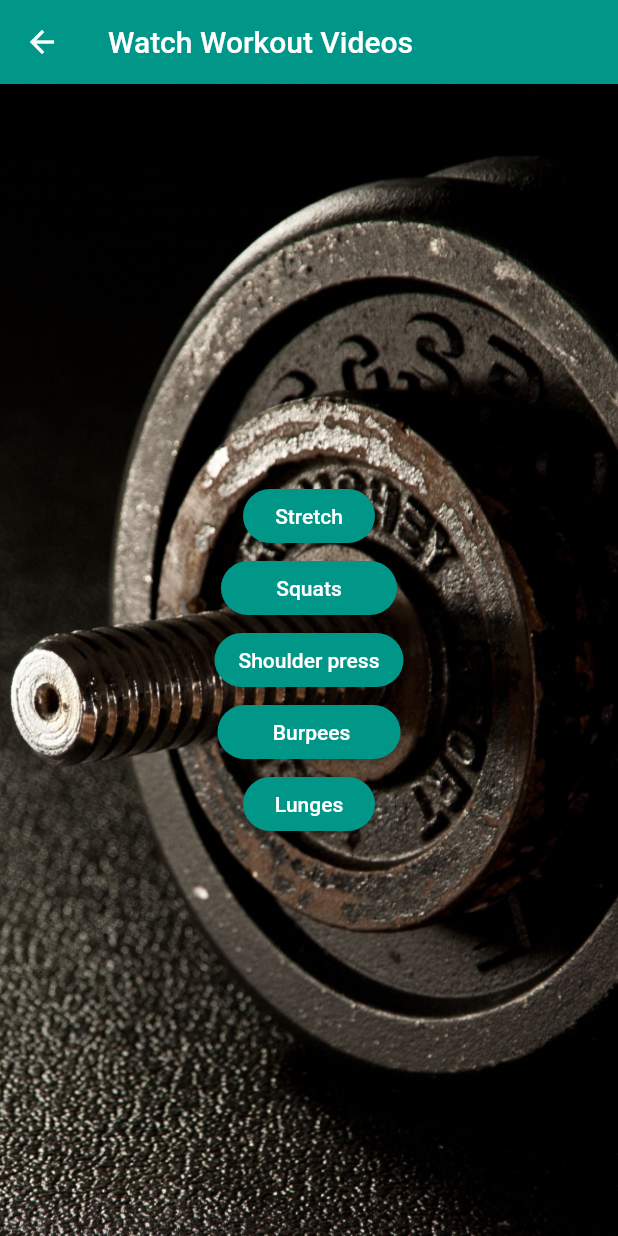
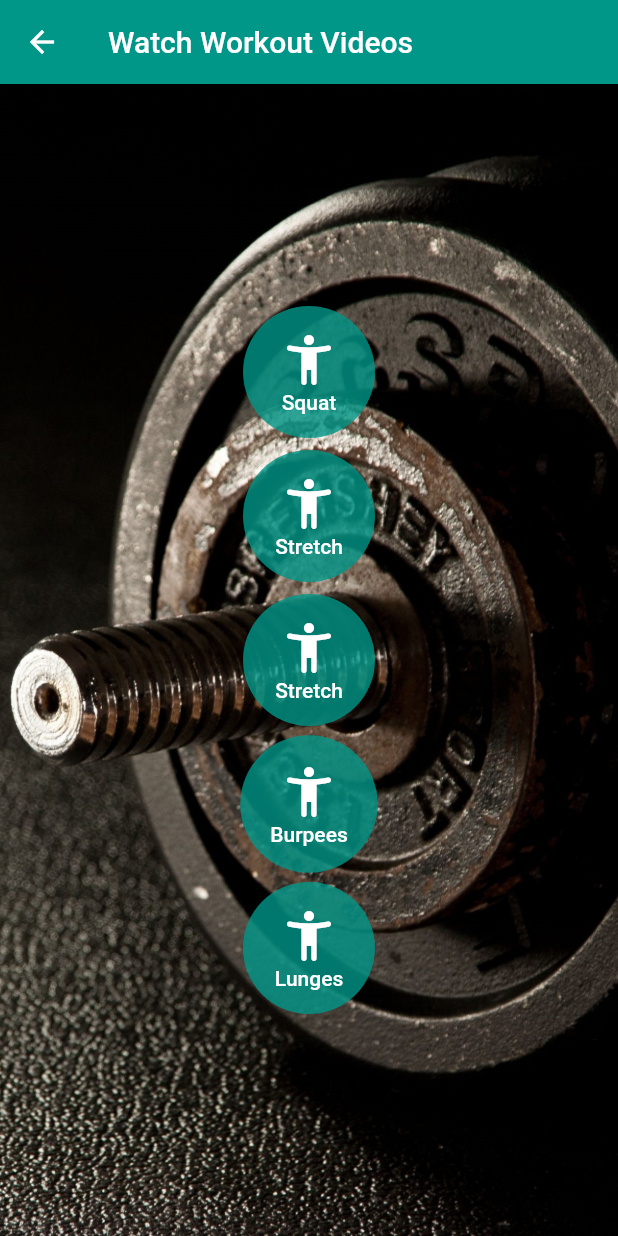
Before and after one commit to Ishan579/SDGP--Relax-Natives, a Flutter app: the VideoHomePage screen opened directly, on a phone screen of 412 x 824 dp. Run offline on Flutter 3.47's test engine with Material 2 defaults, Android fonts, the light colour scheme and no system bars; our stand-ins replace camera, image_picker, sqflite, youtube_player_flutter; missing offline and left inert: tflite; accounts and stored records are empty.

Commit message:
Updated video home page

```diff
--- a/FrontEnd/Flutter_posEs/lib/pages/login/login_page.dart
+++ b/FrontEnd/Flutter_posEs/lib/pages/login/login_page.dart
@@ -96,7 +96,7 @@ class _LoginPageState extends State<LoginPage> implements LoginPageContract {
       style: ButtonStyle(
         padding: MaterialStateProperty.all(
             EdgeInsets.fromLTRB(40.0, 10.0, 40.0, 10.0)),
-        backgroundColor: MaterialStateProperty.all(Colors.green),
+        backgroundColor: MaterialStateProperty.all(Colors.green[750]),
       ),
       onPressed: _submit,
       child: new Text("Login"),
@@ -106,7 +106,7 @@ class _LoginPageState extends State<LoginPage> implements LoginPageContract {
       style: ButtonStyle(
         padding: MaterialStateProperty.all(
             EdgeInsets.fromLTRB(26.0, 10.0, 26.0, 10.0)),
-        backgroundColor: MaterialStateProperty.all(Colors.blue[700]),
+        backgroundColor: MaterialStateProperty.all(Colors.green[750]),
       ),
       onPressed: _register,
       child: new Text("Register"),
--- a/FrontEnd/Flutter_posEs/lib/pages/videos_home_page.dart
+++ b/FrontEnd/Flutter_posEs/lib/pages/videos_home_page.dart
@@ -21,62 +21,94 @@ class VideoPage extends State<VideoHomePage> {
           child: Column(
             mainAxisAlignment: MainAxisAlignment.center,
             children: <Widget>[
-              RaisedButton(
+              FlatButton(
                 onPressed: () {
                   Navigator.push(context,
                       MaterialPageRoute(builder: (context) => stretchPage()));
                 },
-                child: Text("Stretch"),
-                color: Colors.teal,
+                shape: CircleBorder(),
+                color: Color(0xFF009688).withOpacity(0.8),
+                padding: EdgeInsets.all(20.0),
                 textColor: Colors.white,
-                shape: RoundedRectangleBorder(
-                    borderRadius: BorderRadius.all(Radius.circular(25))),
+                child: Column(
+                  // Replace with a Row for horizontal icon + text
+                  children: <Widget>[
+                    Icon(Icons.accessibility_new_rounded, size: 40),
+                    Text("Squat"),
+                  ],
+                ),
               ),
-              RaisedButton(
+              FlatButton(
                 onPressed: () {
                   Navigator.push(context,
-                      MaterialPageRoute(builder: (context) => squatPage()));
+                      MaterialPageRoute(builder: (context) => stretchPage()));
                 },
-                child: Text("      Squats      "),
-                color: Colors.teal,
+                shape: CircleBorder(),
+                color: Color(0xFF009688).withOpacity(0.8),
+                padding: EdgeInsets.all(20.0),
                 textColor: Colors.white,
-                shape: RoundedRectangleBorder(
-                    borderRadius: BorderRadius.all(Radius.circular(25))),
+                child: Column(
+                  // Replace with a Row for horizontal icon + text
+                  children: <Widget>[
+                    Icon(Icons.accessibility_new_rounded, size: 40),
+                    Text("Stretch"),
+                  ],
+                ),
               ),
-              RaisedButton(
+              FlatButton(
                 onPressed: () {
                   Navigator.push(context,
                       MaterialPageRoute(builder: (context) => crunchesPage()));
                 },
-                child: Text("Shoulder press"),
-                color: Colors.teal,
+                shape: CircleBorder(),
+                color: Color(0xFF009688).withOpacity(0.8),
+                padding: EdgeInsets.all(20.0),
                 textColor: Colors.white,
-                shape: RoundedRectangleBorder(
-                    borderRadius: BorderRadius.all(Radius.circular(25))),
+                child: Column(
+                  // Replace with a Row for horizontal icon + text
+                  children: <Widget>[
+                    Icon(Icons.accessibility_new_rounded, size: 40),
+                    Text("Stretch"),
+                  ],
+                ),
               ),
-              RaisedButton(
+              FlatButton(
                 onPressed: () {
                   Navigator.push(context,
                       MaterialPageRoute(builder: (context) => burpeesPage()));
                 },
-                child: Text("      Burpees     "),
-                color: Colors.teal,
+                shape: CircleBorder(),
+                color: Color(0xFF009688).withOpacity(0.8),
+                padding: EdgeInsets.all(20.0),
                 textColor: Colors.white,
-                shape: RoundedRectangleBorder(
-                    borderRadius: BorderRadius.all(Radius.circular(25))),
+                child: Column(
+                  // Replace with a Row for horizontal icon + text
+                  children: <Widget>[
+                    Icon(Icons.accessibility_new_rounded, size: 40),
+                    Text("Burpees"),
+                  ],
+                ),
               ),
-              RaisedButton(
+              FlatButton(
                 onPressed: () {
                   Navigator.push(context,
                       MaterialPageRoute(builder: (context) => lungesPage()));
                 },
-                child: Text("Lunges"),
-                color: Colors.teal,
+                shape: CircleBorder(),
+                color: Color(0xFF009688).withOpacity(0.8),
+                padding: EdgeInsets.all(20.0),
                 textColor: Colors.white,
-                shape: RoundedRectangleBorder(
-                    borderRadius: BorderRadius.all(Radius.circular(25))),
+                child: Column(
+                  // Replace with a Row for horizontal icon + text
+                  children: <Widget>[
+                    Icon(Icons.accessibility_new_rounded, size: 40),
+                    Text("Lunges"),
+                  ],
+                ),
               ),
             ],
+
+
           ),
         ),
         decoration: BoxDecoration(
```
